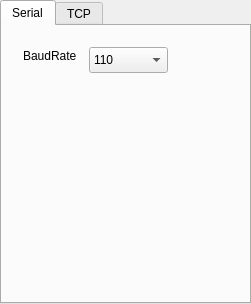
This is widgets/transfer_settings_widget.ui in RyabovichAM/data_controller_monitor as Qt 5 draws it before an edit. The edited form follows.
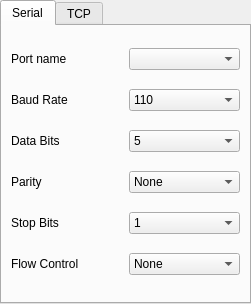
This is the edited form.

Commit message: chore transfer_settings_widget: 1. add serial parameteters to ui. 2. change variables names for serial transfer.

Diff of the .ui file:
```diff
--- a/widgets/transfer_settings_widget.ui
+++ b/widgets/transfer_settings_widget.ui
@@ -26,28 +26,26 @@
    <attribute name="title">
     <string>Serial</string>
    </attribute>
-   <widget class="QLabel" name="label">
-    <property name="geometry">
-     <rect>
-      <x>21</x>
-      <y>21</y>
-      <width>60</width>
-      <height>18</height>
-     </rect>
-    </property>
+   <layout class="QGridLayout" name="gridLayout">
+    <item row="0" column="0">
+     <widget class="QLabel" name="ports_lbl">
     <property name="text">
-     <string>BaudRate</string>
-    </property>
-   </widget>
-   <widget class="QComboBox" name="comboBox">
-    <property name="geometry">
-     <rect>
-      <x>87</x>
-      <y>21</y>
-      <width>79</width>
-      <height>26</height>
-     </rect>
-    </property>
+       <string>Port name</string>
+      </property>
+     </widget>
+    </item>
+    <item row="0" column="1">
+     <widget class="QComboBox" name="port_name"/>
+    </item>
+    <item row="1" column="0">
+     <widget class="QLabel" name="baud_rate_lbl">
+      <property name="text">
+       <string>Baud Rate</string>
+      </property>
+     </widget>
+    </item>
+    <item row="1" column="1">
+     <widget class="QComboBox" name="baud_rate">
     <item>
      <property name="text">
       <string>110</string>
@@ -129,6 +127,127 @@
      </property>
     </item>
    </widget>
+    </item>
+    <item row="2" column="0">
+     <widget class="QLabel" name="data_bits_lbl">
+      <property name="text">
+       <string>Data Bits</string>
+      </property>
+     </widget>
+    </item>
+    <item row="2" column="1">
+     <widget class="QComboBox" name="data_bits">
+      <item>
+       <property name="text">
+        <string>5</string>
+       </property>
+      </item>
+      <item>
+       <property name="text">
+        <string>6</string>
+       </property>
+      </item>
+      <item>
+       <property name="text">
+        <string>7</string>
+       </property>
+      </item>
+      <item>
+       <property name="text">
+        <string>8</string>
+       </property>
+      </item>
+     </widget>
+    </item>
+    <item row="3" column="0">
+     <widget class="QLabel" name="parity_lbl">
+      <property name="text">
+       <string>Parity</string>
+      </property>
+     </widget>
+    </item>
+    <item row="3" column="1">
+     <widget class="QComboBox" name="parity">
+      <item>
+       <property name="text">
+        <string>None</string>
+       </property>
+      </item>
+      <item>
+       <property name="text">
+        <string>Even</string>
+       </property>
+      </item>
+      <item>
+       <property name="text">
+        <string>Odd</string>
+       </property>
+      </item>
+      <item>
+       <property name="text">
+        <string>Space</string>
+       </property>
+      </item>
+      <item>
+       <property name="text">
+        <string>Mark</string>
+       </property>
+      </item>
+     </widget>
+    </item>
+    <item row="4" column="0">
+     <widget class="QLabel" name="stop_bits_lbl">
+      <property name="text">
+       <string>&lt;html&gt;&lt;head/&gt;&lt;body&gt;&lt;p&gt;Stop Bits&lt;/p&gt;&lt;/body&gt;&lt;/html&gt;</string>
+      </property>
+     </widget>
+    </item>
+    <item row="4" column="1">
+     <widget class="QComboBox" name="stop_bits">
+      <item>
+       <property name="text">
+        <string>1</string>
+       </property>
+      </item>
+      <item>
+       <property name="text">
+        <string>1.5</string>
+       </property>
+      </item>
+      <item>
+       <property name="text">
+        <string>2</string>
+       </property>
+      </item>
+     </widget>
+    </item>
+    <item row="5" column="0">
+     <widget class="QLabel" name="flow_control_lbl">
+      <property name="text">
+       <string>Flow Control</string>
+      </property>
+     </widget>
+    </item>
+    <item row="5" column="1">
+     <widget class="QComboBox" name="flow_control">
+      <item>
+       <property name="text">
+        <string>None</string>
+       </property>
+      </item>
+      <item>
+       <property name="text">
+        <string>Hardware</string>
+       </property>
+      </item>
+      <item>
+       <property name="text">
+        <string>Software</string>
+       </property>
+      </item>
+     </widget>
+    </item>
+   </layout>
   </widget>
   <widget class="QWidget" name="tab_tcp">
    <attribute name="title">
```
Lines whose indentation alone changed are shown as unchanged. The commit also changes 6 other files.
